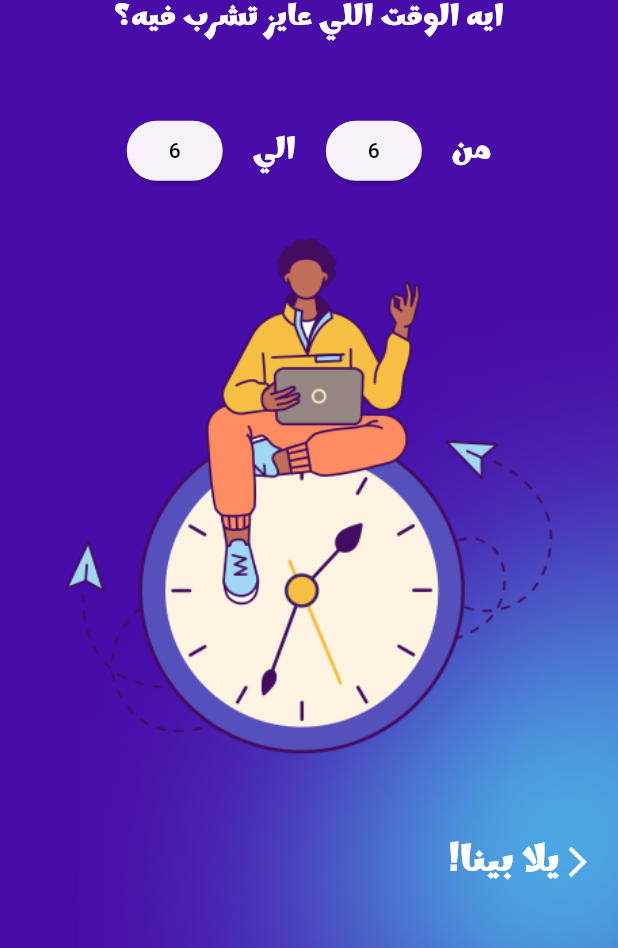
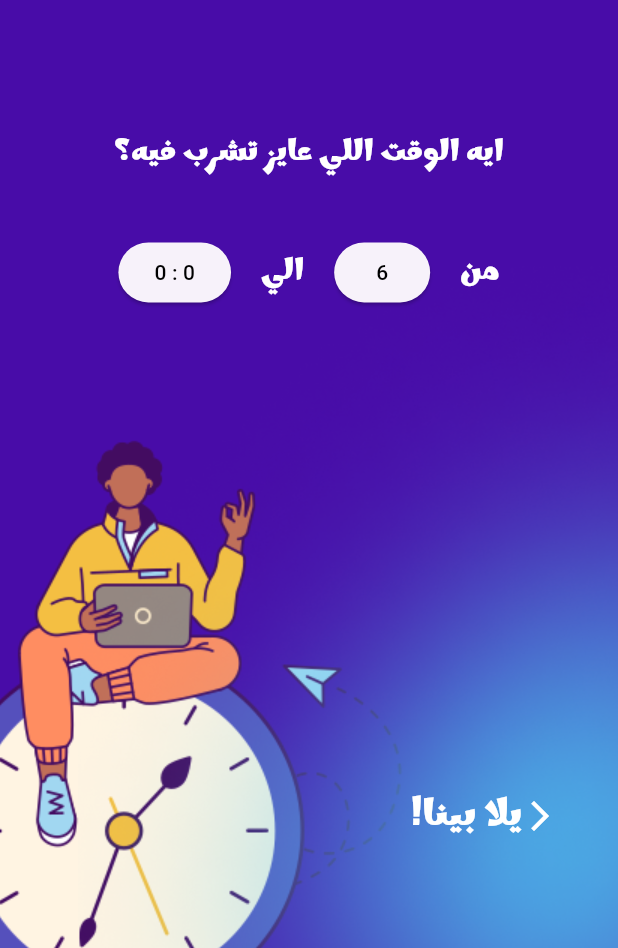
Before and after one commit to Magiixcode/Ashrably, a Flutter app: the Spalsh6 screen opened directly with empty values, on a phone screen of 412 x 824 dp, the part 288-1236 px from its top. Run offline on Flutter 3.47's test engine with Material 3 defaults, Android fonts, the phone set to English and light mode, and no system bars; our stand-ins replace flutter_zoom_drawer.

Commit message:
add mail to

```diff
--- a/lib/pages/drawer/menu_page.dart
+++ b/lib/pages/drawer/menu_page.dart
@@ -1,6 +1,7 @@
 import 'package:ashrably_app/pages/drawer/info_page.dart';
 import 'package:ashrably_app/utils/constens.dart';
 import 'package:ashrably_app/pages/settings/setting_page.dart';
+import 'package:ashrably_app/utils/lunch_url.dart';
 import 'package:flutter/material.dart';
 import 'package:flutter_zoom_drawer/flutter_zoom_drawer.dart';
 
@@ -15,7 +16,7 @@ class _MenuPageState extends State<MenuPage> {
   void _openIconButtonPtressed() {
     showModalBottomSheet(
       context: context,
-      builder: (Ctx) => InfoPage(),
+      builder: (Ctx) => const InfoPage(),
     );
   }
 
@@ -25,7 +26,7 @@ class _MenuPageState extends State<MenuPage> {
       backgroundColor: KPrimaryColor,
       body: Stack(
         children: [
-          Positioned(
+          const Positioned(
             bottom: 0,
             left: 0,
             child: Image(
@@ -90,7 +91,9 @@ class _MenuPageState extends State<MenuPage> {
                       fontWeight: FontWeight.bold,
                     ),
                   ),
-                  onTap: () {},
+                  onTap: () {
+                    launchURL('mailto://magixcodesoftware@gmail.com');
+                  },
                 ),
                 ListTile(
                   leading: const Icon(
--- a/lib/pages/splash/spalsh_six.dart
+++ b/lib/pages/splash/spalsh_six.dart
@@ -1,13 +1,20 @@
 import 'package:ashrably_app/utils/constens.dart';
 import 'package:ashrably_app/pages/drawer/drawer_page.dart';
+import 'package:ashrably_app/widget/ask_text.dart';
 import 'package:ashrably_app/widget/custom_text-filed.dart';
 import 'package:ashrably_app/widget/next_button.dart';
 import 'package:flutter/material.dart';
 
-class Spalsh6 extends StatelessWidget {
+class Spalsh6 extends StatefulWidget {
   const Spalsh6({super.key, required this.liters, required this.sizeCup});
   final double liters;
   final double sizeCup;
+
+  @override
+  State<Spalsh6> createState() => _Spalsh6State();
+}
+
+class _Spalsh6State extends State<Spalsh6> {
   @override
   Widget build(BuildContext context) {
     return Scaffold(
@@ -23,6 +30,22 @@ class Spalsh6 extends StatelessWidget {
                 'assets/images/Ellipse 3 splash5.png',
               )),
             ),
+            Positioned(
+              bottom: -80,
+              left: -140,
+              child: Image.asset('assets/images/man_clock.png'),
+            ),
+            Positioned(
+              top: MediaQuery.of(context).size.height / 3,
+              left: MediaQuery.of(context).size.width / 15,
+              right: MediaQuery.of(context).size.width / 15,
+              child: AskText(
+                textAlign: TextAlign.center,
+                horizontal: 0,
+                vertical: 5,
+                text: 'ايه الوقت اللي عايز تشرب فيه؟',
+              ),
+            ),
             const Positioned(
               bottom: 0,
               right: 0,
@@ -31,25 +54,45 @@ class Spalsh6 extends StatelessWidget {
                 'assets/images/Ellipse bottom right1.png',
               )),
             ),
-            Padding(
-              padding: const EdgeInsets.only(top: 170),
-              child: Column(
-                  mainAxisAlignment: MainAxisAlignment.center,
-                  children: [
-                    const Text(
-                      textAlign: TextAlign.center,
-                      'ايه الوقت اللي عايز تشرب فيه؟',
-                      style: TextStyle(
+            Positioned(
+                top: MediaQuery.of(context).size.height / 2.5,
+                left: MediaQuery.of(context).size.width / 15,
+                right: MediaQuery.of(context).size.width / 15,
+                child: const TimePicker()),
+            NextButton(
+              page: const DrawerPage(),
+              iconColor: Colors.white,
+              text: "!يلا بينا",
+              padding: 20,
+              styleText: const TextStyle(
                 fontFamily: 'Marhey',
                 color: Colors.white,
-                        fontSize: 20,
+                fontSize: 25,
                 fontWeight: FontWeight.bold,
               ),
+              icon: Icons.arrow_forward_ios,
             ),
-                    const SizedBox(
-                      height: 50,
-                    ),
-                    Row(
+          ],
+        ));
+  }
+}
+
+class TimePicker extends StatefulWidget {
+  const TimePicker({super.key});
+
+  @override
+  State<TimePicker> createState() => _TimePickerState();
+}
+
+class _TimePickerState extends State<TimePicker> {
+  @override
+  Widget build(BuildContext context) {
+    int hour = 0;
+    int min = 0;
+
+    return Padding(
+      padding: const EdgeInsets.symmetric(vertical: 20.0),
+      child: Row(
         mainAxisAlignment: MainAxisAlignment.center,
         children: [
           ElevatedButton(
@@ -57,13 +100,17 @@ class Spalsh6 extends StatelessWidget {
                 var time = await showTimePicker(
                   context: context,
                   initialTime: TimeOfDay.now(),
-                                cancelText: 'CANCEL',
-                                confirmText: 'DONE',
+                  cancelText: 'الغاء',
+                  confirmText: 'تمام',
                 );
+                hour = time!.hour;
+                min = time.minute;
+                setState(() {});
+                print(hour);
               },
-                            child: const Text(
-                              '6',
-                              style: TextStyle(color: Colors.black),
+              child: Text(
+                "$hour : $min",
+                style: const TextStyle(color: Colors.black),
               )),
           const SizedBox(
             width: 20,
@@ -109,32 +156,6 @@ class Spalsh6 extends StatelessWidget {
           ),
         ],
       ),
-                    Positioned(
-                      bottom: 0,
-                      left: 0,
-                      child: Image.asset('assets/images/man_clock.png'),
-                    ),
-                    Row(
-                      children: [
-                        const Spacer(),
-                        NextButton(
-                          page: const DrawerPage(),
-                          iconColor: Colors.white,
-                          text: "!يلا بينا",
-                          padding: 0,
-                          styleText: const TextStyle(
-                            fontFamily: 'Marhey',
-                            color: Colors.white,
-                            fontSize: 25,
-                            fontWeight: FontWeight.bold,
-                          ),
-                          icon: Icons.arrow_forward_ios,
-                        ),
-                      ],
-                    ),
-                  ]),
-            ),
-          ],
-        ));
+    );
   }
 }
--- a/lib/pages/splash/spalsh_three.dart
+++ b/lib/pages/splash/spalsh_three.dart
@@ -60,7 +60,7 @@ class Splash3 extends StatelessWidget {
             page: const Spalsh4(),
             iconColor: Colors.white,
             text: 'يلا بينا',
-            padding: 30,
+            padding: 20,
             styleText: const TextStyle(
               fontFamily: 'Marhey',
               color: Colors.white,
--- a/lib/pages/splash/splash_five.dart
+++ b/lib/pages/splash/splash_five.dart
@@ -92,7 +92,7 @@ class _Splash5State extends State<Splash5> {
             ),
             iconColor: Colors.white,
             text: "!اللي بعدو",
-            padding: 30,
+            padding: 20,
             styleText: const TextStyle(
               fontFamily: 'Marhey',
               color: Colors.white,
--- a/lib/pages/splash/splash_tow.dart
+++ b/lib/pages/splash/splash_tow.dart
@@ -52,7 +52,7 @@ class Splash2 extends StatelessWidget {
             page: const Splash3(),
             iconColor: Colors.white,
             text: 'التالي',
-            padding: 30,
+            padding: 20,
             styleText: const TextStyle(
               fontFamily: 'Marhey',
               color: Colors.white,
```
Also changed, not shown: 1 other file. Lines whose indentation alone changed are shown as unchanged.
